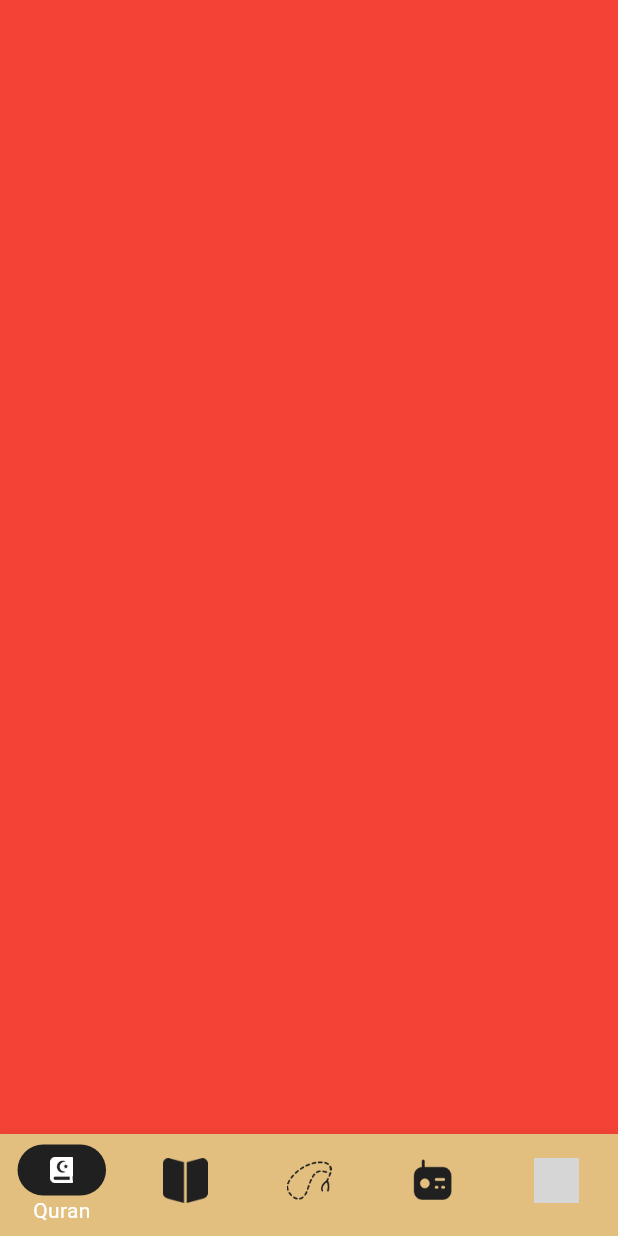
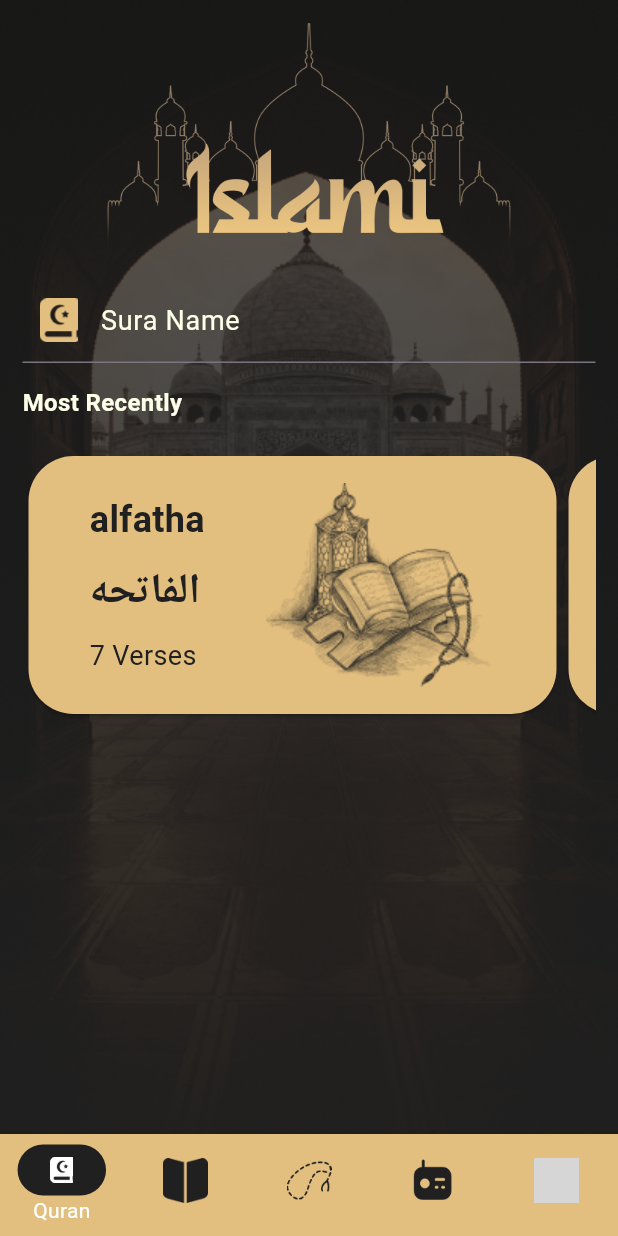
Before and after one commit to hatemf934/islami, a Flutter app: the MainScreen screen opened by its route, on a phone screen of 412 x 824 dp. Run offline on Flutter 3.47's test engine with Material 3 defaults, Android fonts, the phone set to English and light mode, and no system bars; our stand-ins replace introduction_screen; grey boxes are pictures that could not be loaded.

Commit message:
create mostrecntly section in quran view

```diff
--- a/lib/core/utils/assets_manager.dart
+++ b/lib/core/utils/assets_manager.dart
@@ -16,4 +16,5 @@ class AssetsManager {
   static const String background3 = "assets/image/Background3.png";
   static const String background4 = "assets/image/Background4.png";
   static const String background5 = "assets/image/Background10.png";
+  static const String mostRecent = "assets/image/img_most_recent.png";
 }
--- a/lib/core/utils/color_manager.dart
+++ b/lib/core/utils/color_manager.dart
@@ -4,6 +4,7 @@ class ColorManager {
   ColorManager._();
   static Color globalBackgroundColor = Color(0xff202020);
   static Color primayColor = Color(0xffE2BE7F);
+  static Color secondryColor = Color(0xffFEFFE8);
   static Color transmentColor = Colors.transparent;
   static Color grayColor = Color(0xff707070);
   static Color whiteColor = Colors.white;
--- a/lib/core/utils/font_size_manager.dart
+++ b/lib/core/utils/font_size_manager.dart
@@ -2,6 +2,8 @@ class FontSizeManager {
   FontSizeManager._();
   static double font16 = 16;
   static double font18 = 18;
+  static double font24 = 24;
   static double font25 = 25;
+  static double font28 = 28;
   static double font30 = 30;
 }
--- a/lib/core/utils/hieght_manager.dart
+++ b/lib/core/utils/hieght_manager.dart
@@ -1,7 +1,11 @@
 class HieghtManager {
   HieghtManager._();
   static double h8 = 8;
+  static double h15 = 15;
+  static double h20 = 20;
   static double h25 = 25;
   static double h30 = 30;
   static double h34 = 34;
+  static double h170 = 170;
+  static double h180 = 180;
 }
--- a/lib/core/utils/padding_manager.dart
+++ b/lib/core/utils/padding_manager.dart
@@ -1,3 +1,4 @@
 class PaddingManager {
   static double p3 = 3;
+  static double p15 = 15;
 }
--- a/lib/core/utils/raduis_manager.dart
+++ b/lib/core/utils/raduis_manager.dart
@@ -1,6 +1,8 @@
 class RaduisManager {
   RaduisManager._();
   static double raduis4 = 4;
+  static double raduis8 = 8;
   static double raduis25 = 25;
+  static double raduis30 = 30;
   static double raduis66 = 66;
 }
--- a/lib/core/utils/styles.dart
+++ b/lib/core/utils/styles.dart
@@ -10,9 +10,20 @@ abstract class Styles {
   static TextStyle textStyle16 = TextStyle(
     color: ColorManager.primayColor,
     fontSize: FontSizeManager.font16,
+    fontWeight: FontWeight.bold,
   );
   static TextStyle textStyle25 = TextStyle(
     color: ColorManager.primayColor,
     fontSize: FontSizeManager.font25,
   );
+  static TextStyle textStyle24 = TextStyle(
+    color: ColorManager.globalBackgroundColor,
+    fontSize: FontSizeManager.font24,
+    fontWeight: FontWeight.bold,
+  );
+  static TextStyle textStyle28 = TextStyle(
+    color: ColorManager.globalBackgroundColor,
+    fontSize: FontSizeManager.font28,
+    fontWeight: FontWeight.bold,
+  );
 }
--- a/lib/core/utils/text_manager.dart
+++ b/lib/core/utils/text_manager.dart
@@ -25,4 +25,7 @@ class TextManager {
   static const String sebhaNav = "Sebha";
   static const String radioNav = "Radio";
   static const String timeNav = "Time";
+  static const String suraName = "Sura Name";
+  static const String mostRecently = "Most Recently";
+  static const String verses = "Verses";
 }
--- a/lib/core/utils/width_manager.dart
+++ b/lib/core/utils/width_manager.dart
@@ -1,6 +1,8 @@
 class WidthManager {
   WidthManager._();
+  static double w1 = 1;
   static double w24 = 24;
   static double w30 = 30;
   static double w59 = 59;
+  static double w360 = 360;
 }
--- a/lib/features/onBorading/view/on_borading.dart
+++ b/lib/features/onBorading/view/on_borading.dart
@@ -20,7 +20,7 @@ class Onboarding extends StatelessWidget {
       globalBackgroundColor: ColorManager.globalBackgroundColor,
       pages: pageViewModel,
       baseBtnStyle: TextButton.styleFrom(
-        textStyle: Styles.textStyle16.copyWith(fontWeight: FontWeight.bold),
+        textStyle: Styles.textStyle16,
         backgroundColor: ColorManager.transmentColor,
         overlayColor: ColorManager.transmentColor,
         foregroundColor: ColorManager.primayColor,
--- a/lib/features/quran/presentation/view/quran_view.dart
+++ b/lib/features/quran/presentation/view/quran_view.dart
@@ -1,10 +1,35 @@
 import 'package:flutter/material.dart';
+import 'package:islami/core/utils/assets_manager.dart';
+import 'package:islami/core/utils/color_manager.dart';
+import 'package:islami/core/utils/hieght_manager.dart';
+import 'package:islami/core/utils/padding_manager.dart';
+import 'package:islami/features/quran/presentation/view/widget/custom_text_feild.dart';
+import 'package:islami/features/quran/presentation/view/widget/most_recently_section.dart';
 
 class QuranView extends StatelessWidget {
   const QuranView({super.key});
-
   @override
   Widget build(BuildContext context) {
-    return Scaffold(backgroundColor: Colors.red);
+    return Scaffold(
+      backgroundColor: ColorManager.transmentColor,
+      body: Padding(
+        padding: EdgeInsets.all(PaddingManager.p15),
+        child: Center(
+          child: Column(
+            children: [
+              Center(
+                child: Image.asset(
+                  AssetsManager.titleImage,
+                  height: HieghtManager.h170,
+                ),
+              ),
+              CustomTextFiled(),
+              SizedBox(height: HieghtManager.h15),
+              MostRecentlySection(),
+            ],
+          ),
+        ),
+      ),
+    );
   }
 }
--- /dev/null
+++ b/lib/features/quran/presentation/view/widget/card_sura_item.dart
@@ -0,0 +1,52 @@
+import 'package:flutter/material.dart';
+import 'package:islami/core/utils/assets_manager.dart';
+import 'package:islami/core/utils/color_manager.dart';
+import 'package:islami/core/utils/hieght_manager.dart';
+import 'package:islami/core/utils/padding_manager.dart';
+import 'package:islami/core/utils/raduis_manager.dart';
+import 'package:islami/core/utils/styles.dart';
+import 'package:islami/core/utils/width_manager.dart';
+
+class CardSuraItem extends StatelessWidget {
+  const CardSuraItem({super.key});
+
+  @override
+  Widget build(BuildContext context) {
+    return GestureDetector(
+      child: SizedBox(
+        height: HieghtManager.h170,
+        width: WidthManager.w360,
+        child: Card(
+          shape: RoundedRectangleBorder(
+            borderRadius: BorderRadius.circular(RaduisManager.raduis30),
+          ),
+          color: ColorManager.primayColor,
+          child: Row(
+            mainAxisAlignment: MainAxisAlignment.spaceEvenly,
+            children: [
+              Padding(
+                padding: EdgeInsets.symmetric(vertical: PaddingManager.p15),
+                child: Column(
+                  mainAxisAlignment: MainAxisAlignment.spaceEvenly,
+                  crossAxisAlignment: CrossAxisAlignment.start,
+                  children: [
+                    Text("alfatha", style: Styles.textStyle24),
+                    Text("الفاتحه", style: Styles.textStyle28),
+                    Text(
+                      "7 Verses",
+                      style: Styles.textStyle18.copyWith(
+                        color: ColorManager.globalBackgroundColor,
+                      ),
+                    ),
+                  ],
+                ),
+              ),
+
+              Image.asset(AssetsManager.mostRecent),
+            ],
+          ),
+        ),
+      ),
+    );
+  }
+}
--- /dev/null
+++ b/lib/features/quran/presentation/view/widget/card_sura_list_view.dart
@@ -0,0 +1,21 @@
+import 'package:flutter/material.dart';
+import 'package:islami/core/utils/hieght_manager.dart';
+import 'package:islami/features/quran/presentation/view/widget/card_sura_item.dart';
+
+class CardSuraListView extends StatelessWidget {
+  const CardSuraListView({super.key});
+
+  @override
+  Widget build(BuildContext context) {
+    return SizedBox(
+      height: HieghtManager.h180,
+      child: ListView.builder(
+        scrollDirection: Axis.horizontal,
+        itemCount: 20,
+        itemBuilder: (context, index) {
+          return CardSuraItem();
+        },
+      ),
+    );
+  }
+}
--- /dev/null
+++ b/lib/features/quran/presentation/view/widget/custom_text_feild.dart
@@ -0,0 +1,39 @@
+import 'package:flutter/material.dart';
+import 'package:islami/core/utils/assets_manager.dart';
+import 'package:islami/core/utils/color_manager.dart';
+import 'package:islami/core/utils/padding_manager.dart';
+import 'package:islami/core/utils/raduis_manager.dart';
+import 'package:islami/core/utils/styles.dart';
+import 'package:islami/core/utils/text_manager.dart';
+import 'package:islami/core/utils/width_manager.dart';
+
+class CustomTextFiled extends StatelessWidget {
+  const CustomTextFiled({super.key});
+
+  @override
+  Widget build(BuildContext context) {
+    return TextField(
+      style: TextStyle(color: ColorManager.whiteColor),
+      cursorColor: ColorManager.primayColor,
+      decoration: InputDecoration(
+        contentPadding: EdgeInsets.symmetric(vertical: PaddingManager.p15),
+        prefixIcon: Image.asset(
+          scale: 1.5,
+          AssetsManager.quranIcon,
+          color: ColorManager.primayColor,
+        ),
+        hintText: TextManager.suraName,
+        hintStyle: Styles.textStyle18.copyWith(
+          color: ColorManager.secondryColor,
+        ),
+        focusedBorder: OutlineInputBorder(
+          borderSide: BorderSide(
+            width: WidthManager.w1,
+            color: ColorManager.primayColor,
+          ),
+          borderRadius: BorderRadius.circular(RaduisManager.raduis8),
+        ),
+      ),
+    );
+  }
+}
--- /dev/null
+++ b/lib/features/quran/presentation/view/widget/most_recently_section.dart
@@ -0,0 +1,25 @@
+import 'package:flutter/material.dart';
+import 'package:islami/core/utils/color_manager.dart';
+import 'package:islami/core/utils/hieght_manager.dart';
+import 'package:islami/core/utils/styles.dart';
+import 'package:islami/core/utils/text_manager.dart';
+import 'package:islami/features/quran/presentation/view/widget/card_sura_list_view.dart';
+
+class MostRecentlySection extends StatelessWidget {
+  const MostRecentlySection({super.key});
+
+  @override
+  Widget build(BuildContext context) {
+    return Column(
+      crossAxisAlignment: CrossAxisAlignment.start,
+      children: [
+        Text(
+          TextManager.mostRecently,
+          style: Styles.textStyle16.copyWith(color: ColorManager.secondryColor),
+        ),
+        SizedBox(height: HieghtManager.h20),
+        CardSuraListView(),
+      ],
+    );
+  }
+}
```
